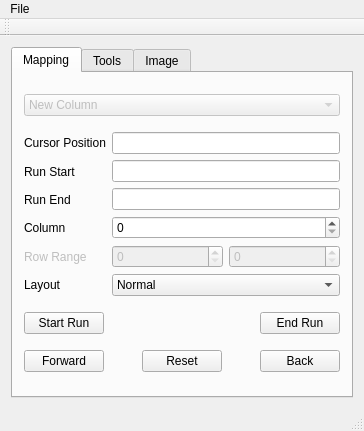
The window that utils/waas_config/mainwindow.ui (sevenbitbyte/waas) describes before a commit, drawn with Qt 5.
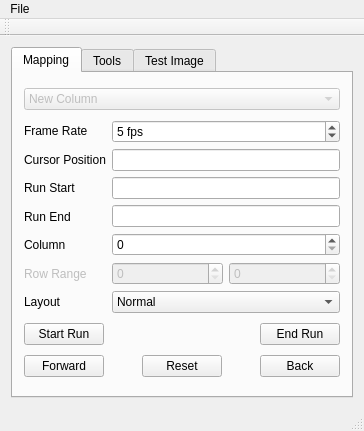
The same window after the commit. The open tabs and pages were chosen to show the change.

```diff
--- a/utils/waas_config/mainwindow.ui
+++ b/utils/waas_config/mainwindow.ui
@@ -35,6 +35,13 @@
          <layout class="QHBoxLayout" name="horizontalLayout_3">
           <item>
            <layout class="QVBoxLayout" name="verticalLayout_2">
+            <item>
+             <widget class="QLabel" name="label_8">
+              <property name="text">
+               <string>Frame Rate</string>
+              </property>
+             </widget>
+            </item>
             <item>
              <widget class="QLabel" name="label_5">
               <property name="text">
@@ -85,7 +92,27 @@
           <item>
            <layout class="QVBoxLayout" name="verticalLayout">
             <item>
-             <widget class="QLineEdit" name="cursorAddrEdit"/>
+             <widget class="QSpinBox" name="frameRateSpin">
+              <property name="suffix">
+               <string> fps</string>
+              </property>
+              <property name="prefix">
+               <string/>
+              </property>
+              <property name="maximum">
+               <number>100</number>
+              </property>
+              <property name="value">
+               <number>5</number>
+              </property>
+             </widget>
+            </item>
+            <item>
+             <widget class="QLineEdit" name="cursorAddrEdit">
+              <property name="text">
+               <string/>
+              </property>
+             </widget>
             </item>
             <item>
              <widget class="QLineEdit" name="runStartAddrEdit">
@@ -102,7 +129,17 @@
              </widget>
             </item>
             <item>
-             <widget class="QSpinBox" name="columnSpin"/>
+             <widget class="QSpinBox" name="columnSpin">
+              <property name="autoFillBackground">
+               <bool>false</bool>
+              </property>
+              <property name="minimum">
+               <number>0</number>
+              </property>
+              <property name="maximum">
+               <number>99999999</number>
+              </property>
+             </widget>
             </item>
             <item>
              <layout class="QHBoxLayout" name="horizontalLayout_4">
@@ -310,7 +347,7 @@
       </widget>
       <widget class="QWidget" name="tab_3">
        <attribute name="title">
-        <string>Image</string>
+        <string>Test Image</string>
        </attribute>
        <layout class="QGridLayout" name="gridLayout_2">
         <item row="0" column="0">
```
Left out of the diff: 4 changed lines with no effect on the pictures.
